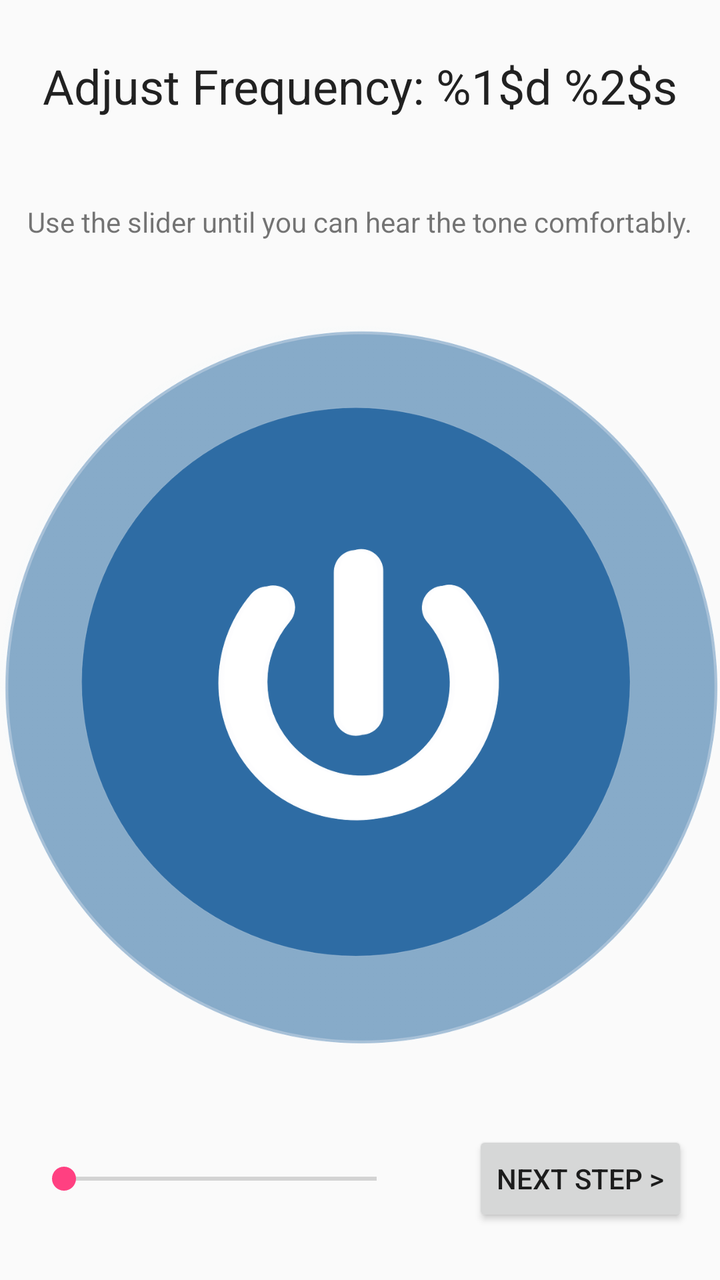
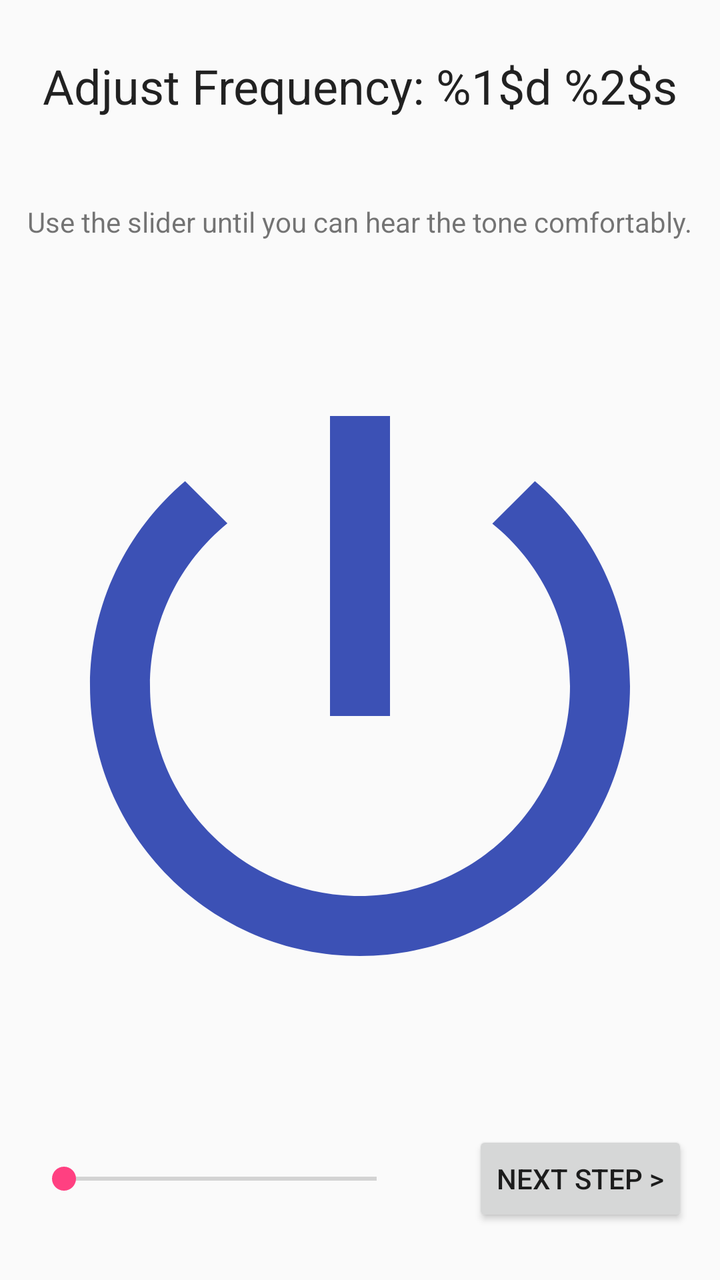

Screens rendered from an Android XML layout before and after an edit, with the pre-edit source and the edit as a unified diff.
<!-- AndroidManifest.xml: application theme AppTheme -->
<!-- res/layout/fragment_frequency_adjust.xml -->
<android.support.constraint.ConstraintLayout xmlns:android="http://schemas.android.com/apk/res/android"
    xmlns:app="http://schemas.android.com/apk/res-auto"
    xmlns:tools="http://schemas.android.com/tools"
    android:layout_width="match_parent"
    android:layout_height="match_parent"
    tools:context="peterson.ttu.edu.backupaids.activities.headsetSetup.FrequencyAdjustFragment">

    <TextView
        android:id="@+id/frequencyAdjustTitle"
        android:layout_width="wrap_content"
        android:layout_height="wrap_content"
        android:text="@string/adjust_frequency"
        android:gravity="center"
        android:layout_marginTop="16dp"
        android:layout_marginBottom="16dp"
        android:layout_marginStart="16dp"
        android:layout_marginEnd="16dp"
        app:layout_constraintTop_toTopOf="parent"
        app:layout_constraintBottom_toTopOf="@+id/frequencyAdjustInfoText"
        app:layout_constraintLeft_toLeftOf="parent"
        app:layout_constraintRight_toRightOf="parent"
        style="@style/TextAppearance.AppCompat.Headline" />

    <TextView
        android:id="@+id/frequencyAdjustInfoText"
        android:layout_width="wrap_content"
        android:layout_height="wrap_content"
        android:text="@string/frequency_adjust_instructions"
        android:layout_marginTop="16dp"
        android:layout_marginBottom="16dp"
        android:layout_marginStart="16dp"
        android:layout_marginEnd="16dp"
        app:layout_constraintTop_toBottomOf="@+id/frequencyAdjustTitle"
        app:layout_constraintBottom_toTopOf="@+id/frequencyAdjustPlaySounds"
        app:layout_constraintLeft_toLeftOf="parent"
        app:layout_constraintRight_toRightOf="parent"/>

    <ImageButton
        android:id="@+id/frequencyAdjustPlaySounds"
        android:layout_width="0dp"
        android:layout_height="0dp"
        android:background="@android:color/transparent"
        android:scaleType="fitCenter"
        android:src="@drawable/power_button_blue2"
        android:layout_marginTop="16dp"
        android:layout_marginBottom="16dp"
        android:layout_marginStart="16dp"
        android:layout_marginEnd="16dp"
        app:layout_constraintHorizontal_weight="1"
        app:layout_constraintTop_toBottomOf="@+id/frequencyAdjustInfoText"
        app:layout_constraintBottom_toTopOf="@+id/frequencyAdjustNextStep"
        app:layout_constraintDimensionRatio="1:1"
        app:layout_constraintHeight_default="wrap"
        app:layout_constraintLeft_toLeftOf="parent"
        app:layout_constraintRight_toRightOf="parent"
        app:layout_constraintWidth_default="wrap"
        android:contentDescription="@string/play_stop_playing_the_tone" />

    <SeekBar
        android:id="@+id/frequencyAdjustSlider"
        android:layout_width="0dp"
        android:layout_height="wrap_content"
        android:min="0"
        android:max="3000"
        android:layout_marginTop="16dp"
        android:layout_marginBottom="16dp"
        android:layout_marginStart="16dp"
        android:layout_marginEnd="16dp"
        app:layout_constraintHorizontal_weight="1"
        app:layout_constraintBottom_toBottomOf="@+id/frequencyAdjustNextStep"
        app:layout_constraintLeft_toLeftOf="parent"
        app:layout_constraintRight_toLeftOf="@+id/frequencyAdjustNextStep"
        app:layout_constraintTop_toTopOf="@id/frequencyAdjustNextStep"
        app:layout_constraintVertical_bias="0.533" />

    <Button
        android:id="@+id/frequencyAdjustNextStep"
        android:layout_width="wrap_content"
        android:layout_height="wrap_content"
        android:text="@string/next_step_for_button"
        android:layout_marginTop="16dp"
        android:layout_marginBottom="16dp"
        android:layout_marginStart="16dp"
        android:layout_marginEnd="16dp"
        app:layout_constraintTop_toBottomOf="@+id/frequencyAdjustPlaySounds"
        app:layout_constraintBottom_toBottomOf="parent"
        app:layout_constraintLeft_toRightOf="@+id/frequencyAdjustSlider"
        app:layout_constraintRight_toRightOf="parent" />

</android.support.constraint.ConstraintLayout>
<!-- resources referenced by this layout -->
<resources>
  <!-- drawable power_button_blue2: png bitmap (drawable, 214661 bytes) -->
  <string name="adjust_frequency">Adjust Frequency: %1$d %2$s</string>
  <string name="frequency_adjust_instructions">Use the slider until you can hear the tone comfortably.</string>
  <string name="next_step_for_button">Next Step &gt;</string>
  <string name="play_stop_playing_the_tone">Play/stop playing the tone</string>
  <style name="AppTheme" parent="Theme.AppCompat.Light.DarkActionBar">
          
          <item name="colorPrimary">@color/colorPrimary</item>
          <item name="colorPrimaryDark">@color/colorPrimaryDark</item>
          <item name="colorAccent">@color/colorAccent</item>
      </style>
  <color name="colorPrimary">#3F51B5</color>
  <color name="colorPrimaryDark">#303F9F</color>
  <color name="colorAccent">#FF4081</color>
</resources>

<!-- the commit's change to res/layout/fragment_frequency_adjust.xml (unified diff, before → after) -->
@@ -41,7 +41,7 @@
         android:layout_height="0dp"
         android:background="@android:color/transparent"
         android:scaleType="fitCenter"
-        android:src="@drawable/power_button_blue2"
+        android:src="@drawable/ic_power_button_blue"
         android:layout_marginTop="16dp"
         android:layout_marginBottom="16dp"
         android:layout_marginStart="16dp"
<!-- resource entries referenced after the edit -->
@@ -1,6 +1,11 @@
 <!-- resources referenced by this layout -->
 <resources>
-  <!-- drawable power_button_blue2: png bitmap (drawable, 214661 bytes) -->
+  <!-- drawable ic_power_button_blue (drawable) -->
+  <vector android:height="600dp" android:tint="#3C51B5"
+      android:viewportHeight="24.0" android:viewportWidth="24.0"
+      android:width="600dp" xmlns:android="http://schemas.android.com/apk/res/android">
+      <path android:fillColor="#FF000000" android:pathData="M13,3h-2v10h2L13,3zM17.83,5.17l-1.42,1.42C17.99,7.86 19,9.81 19,12c0,3.87 -3.13,7 -7,7s-7,-3.13 -7,-7c0,-2.19 1.01,-4.14 2.58,-5.42L6.17,5.17C4.23,6.82 3,9.26 3,12c0,4.97 4.03,9 9,9s9,-4.03 9,-9c0,-2.74 -1.23,-5.18 -3.17,-6.83z"/>
+  </vector>
   <string name="adjust_frequency">Adjust Frequency: %1$d %2$s</string>
   <string name="frequency_adjust_instructions">Use the slider until you can hear the tone comfortably.</string>
   <string name="next_step_for_button">Next Step &gt;</string>
